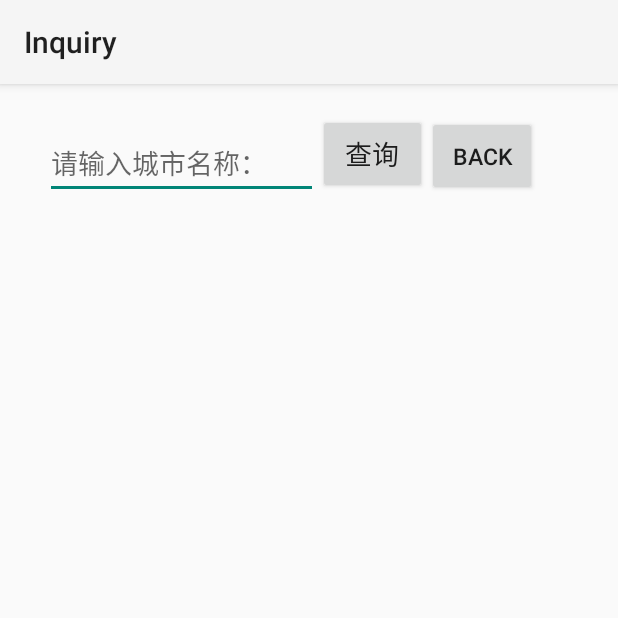
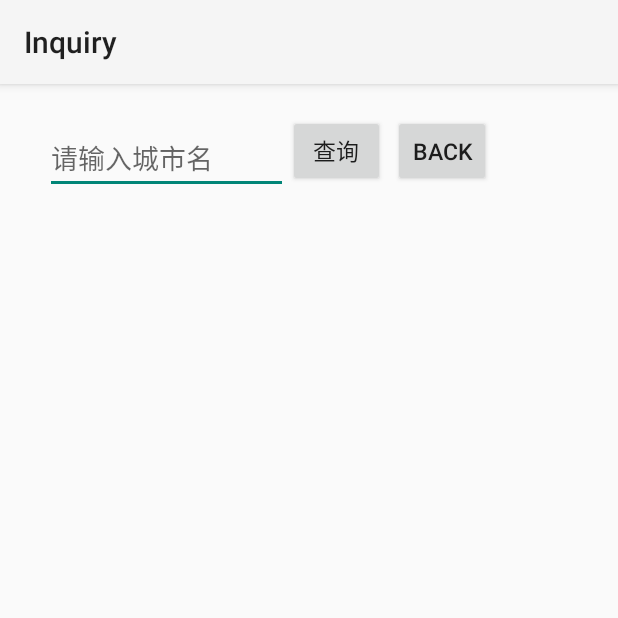
Before and after one commit to VTiny/Inquiry, an Android app: the WeatherActivity screen opened directly, with no data from a screen before it, on a phone screen of 412 x 824 dp, the top half of it. Run offline under Robolectric (Android 15) with nearby library versions, the phone set to English and light mode, and no system bars; libraries missing offline, so code that uses them is left out: retrofit.client.

Commit message:
finish weather

```diff
--- a/app/src/main/java/neuq/edu/pokerface/inquiry/activity/WeatherActivity.java
+++ b/app/src/main/java/neuq/edu/pokerface/inquiry/activity/WeatherActivity.java
@@ -1,6 +1,7 @@
 package neuq.edu.pokerface.inquiry.activity;
 
 import android.app.Activity;
+import android.content.Intent;
 import android.os.Bundle;
 import android.util.Log;
 import android.view.View;
@@ -30,6 +31,16 @@ public class WeatherActivity extends Activity {
     protected void onCreate(Bundle savedInstanceState) {
         super.onCreate(savedInstanceState);
         setContentView(R.layout.activity_weather);
+
+        Button returnButton = (Button) findViewById(R.id.btn_weather_back);
+        returnButton.setOnClickListener(new View.OnClickListener() {
+            @Override
+            public void onClick(View v) {
+                Intent intent = new Intent(WeatherActivity.this, MainActivity.class);
+                startActivity(intent);
+            }
+        });
+
         Button weatherButton = (Button) findViewById(R.id.btn_weather_inquire);
         weatherButton.setOnClickListener(new View.OnClickListener() {
             @Override
@@ -61,7 +72,7 @@ public class WeatherActivity extends Activity {
                             reaWinWindSpeed = String.valueOf(weather.getResult().getData().getRealtime().getWind().getWindspeed());
                             reaWeather = "    温度： " + reaWeaTemperature + "\n    湿度： " + reaWeaHumidify + "\n    天气： " + reaWeaInfo + "\n";
                             reaWind    = "    风向： " + reaWinDirect + "\n    风力： " + reaWinPower + "\n    风速： " + reaWinWindSpeed + "\n";
-                            realTime = "现在是" + reaDate + ", 阴历" + reaMoon + ", 在" + reaTime + "发布的天气预报为：\n" + reaWeather + reaWind + "\n\n";
+                            realTime = "    现在是" + reaDate + ", 阴历" + reaMoon + ", 在" + reaTime + "发布的天气预报为：\n" + reaWeather + reaWind + "\n\n";
 
                             String pm25;
                             String key, showDec, dateTime, cityName, pm25Data;
@@ -74,17 +85,20 @@ public class WeatherActivity extends Activity {
                             pmdDes     = weather.getResult().getData().getPm25().getPm25Data().getDes();
                             dateTime = weather.getResult().getData().getPm25().getDateTime();
                             cityName = weather.getResult().getData().getPm25().getCityName();
-                            pm25 = "在"+dateTime+"发布的"+cityName+"空气质量报告为："+"\n   空气污染指数: "+pmdCurPm+"\n   pm2.5指数: "+pmdPm25
+                            pm25 = "    在"+dateTime+"发布的"+cityName+"空气质量报告为："+"\n   空气污染指数: "+pmdCurPm+"\n   pm2.5指数: "+pmdPm25
                                     +"\n   pm10指数: "+pmdPm10+"\n   空气质量为: "+pmdQuality+", "+pmdDes+"\n\n";
 
 
+                            //妈蛋这儿处理不明白了，哪天心情好继续
                             String recentWeather = "";
                             List<RecentWeather> recentWeathersList = weather.getResult().getData().getRecentWeather();
                             for(int i = 0; i < recentWeathersList.size(); i++){
+
                                 String recentWeatherDate = recentWeathersList.get(i).getDate();
                                 Info recentWeatherInfo = recentWeathersList.get(i).getInfo();
                                 String recentWeatherWeek = recentWeathersList.get(i).getWeek();
-                                String recetnWeatherNongli = recentWeathersList.get(i).getNongli();
+                                String recentWeatherNongli = recentWeathersList.get(i).getNongli();
+                                recentWeather = reaWeather+"date:"+recentWeatherDate+"week:"+recentWeatherWeek+"nongli"+recentWeatherNongli;
                                 Object[][] recentWeatherData = new Object[3][];
                                 if(i!=0) {
                                     List<String> infoDawn = recentWeatherInfo.getDawn();
--- a/app/src/main/res/layout/activity_weather.xml
+++ b/app/src/main/res/layout/activity_weather.xml
@@ -23,15 +23,16 @@
         <Button
             android:id="@+id/btn_weather_inquire"
             android:layout_width="0dp"
-            android:layout_height="53dp"
+            android:layout_height="wrap_content"
             android:layout_weight="2"
             android:text="@string/inquire_button"
-            android:textSize="18sp" />
+            android:textSize="15sp" />
 
         <Button
             android:id="@+id/btn_weather_back"
             android:layout_width="0dp"
-            android:layout_height="53dp"
+            android:layout_height="wrap_content"
+            android:layout_marginLeft="5dp"
             android:layout_weight="2"
             android:text="@string/back_button"
             android:textSize="15sp" />
@@ -43,12 +44,15 @@
         android:layout_width="match_parent"
         android:layout_height="match_parent"
         android:layout_below="@+id/layout_weather_inquire"
-        android:layout_marginTop="20dp">
+        android:layout_marginBottom="20dp"
+        android:layout_marginLeft="50dp"
+        android:layout_marginRight="50dp"
+        android:layout_marginTop="40dp">
 
         <TextView
+            android:id="@+id/txt_weather_result"
             android:layout_width="match_parent"
-            android:layout_height="match_parent"
-            android:id="@+id/txt_weather_result"/>
+            android:layout_height="match_parent" />
 
     </ScrollView>
 
--- a/app/src/main/res/values/strings.xml
+++ b/app/src/main/res/values/strings.xml
@@ -7,7 +7,7 @@
     <string name="inquire_button">查询</string>
     <string name="back_button">back</string>
 
-    <string name="tel_hint">请输入手机号码:</string>
+    <string name="tel_hint">请输入手机号码</string>
     <string name="tel_province">省份:</string>
     <string name="tel_city">城市:</string>
     <string name="tel_areacode">区号:</string>
@@ -15,6 +15,7 @@
     <string name="tel_company">运营商:</string>
     <string name="tel_card">卡类型:</string>
 
-    <string name="weather_hint">请输入城市名称：</string>
+    <string name="weather_hint">请输入城市名
+    </string>
 
 </resources>
```
Also changed, not shown: app/src/main/java/neuq/edu/pokerface/inquiry/activity/TelActivity.java (+11 -0 lines), app/src/main/res/layout/activity_tel.xml (+4 -3 lines).
